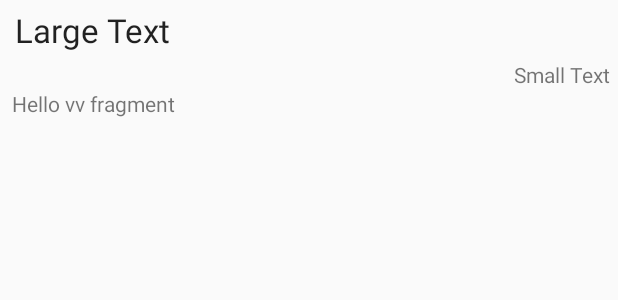
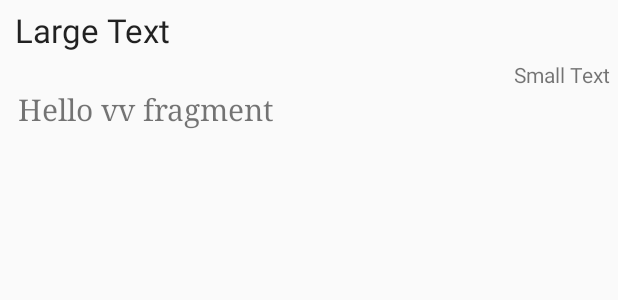
Before and after one commit to hello42/Chuvsu, an Android app: the layout fragment_news_full_view.xml on its own in the app's theme, with its tools: preview values and no code run, on a phone screen of 412 x 824 dp. Shown: the top 300 px of the screen. Run offline under Robolectric (Android 15) with nearby library versions, the light colour scheme and no system bars.

Commit message:
вернул как было

```diff
--- a/app/build.gradle
+++ b/app/build.gradle
@@ -23,5 +23,5 @@ dependencies {
     compile 'com.android.support:appcompat-v7:+'
     compile 'com.google.guava:guava:16.0.+'
     compile fileTree(dir: 'libs', include: ['*.jar'])
-    compile files('build/libs/universal-image-loader-1.9.1-with-sources.jar')
+    compile files('build/libs/universal-image-loader-1.9.1.jar')
 }
--- a/app/src/main/AndroidManifest.xml
+++ b/app/src/main/AndroidManifest.xml
@@ -19,7 +19,7 @@
 
     <application
         android:allowBackup="true"
-        android:icon="@drawable/ic_ic"
+        android:icon="@drawable/ic_launcher"
         android:label="@string/app_name"
         android:theme="@style/AppTheme"
         >
--- a/app/src/main/java/com/ulop/chuvsu/app/MainActivity.java
+++ b/app/src/main/java/com/ulop/chuvsu/app/MainActivity.java
@@ -72,7 +72,6 @@ public class MainActivity extends ActionBarActivity
                 .denyCacheImageMultipleSizesInMemory()
                 .discCacheFileNameGenerator(new Md5FileNameGenerator())
                 .tasksProcessingOrder(QueueProcessingType.LIFO)
-                .writeDebugLogs() // Remove for release app
                 .build();
         // Initialize ImageLoader with configuration.
         ImageLoader.getInstance().init(config);
--- a/app/src/main/java/com/ulop/faculty/FacultyFragment.java
+++ b/app/src/main/java/com/ulop/faculty/FacultyFragment.java
@@ -74,6 +74,7 @@ public class FacultyFragment extends Fragment {
                 Log.i("Faculty", "onItemClick");
                 FacultyListAdapter facultyListAdapter = ((FacultyListAdapter) parent.getAdapter());
                 String url = ((FacultyContent.FacultyItem) facultyListAdapter.getItem(position)).link;
+
                 Intent i = new Intent(Intent.ACTION_VIEW);
                 i.setData(Uri.parse(url));
                 startActivity(i);
--- a/app/src/main/java/com/ulop/newscardlist/dummy/NewsCardFragment.java
+++ b/app/src/main/java/com/ulop/newscardlist/dummy/NewsCardFragment.java
@@ -142,7 +142,7 @@ public class NewsCardFragment extends Fragment
                 .showImageOnFail(R.drawable.abc_ic_go)
                 .resetViewBeforeLoading(true)
                 .cacheOnDisc(true)
-                .cacheInMemory(true)
+                .cacheInMemory(false)
                 .imageScaleType(ImageScaleType.EXACTLY_STRETCHED)
                 .bitmapConfig(Bitmap.Config.RGB_565)
                 .considerExifParams(true)
@@ -237,7 +237,7 @@ public class NewsCardFragment extends Fragment
                 Intent intent = new Intent(getActivity(), NewsFullActivity.class);
                 intent.putExtra("position", position);
                 intent.putExtra("count", ((SimpleCursorAdapter) parent.getAdapter()).getCursor().getCount());
-
+                Log.i("cards", new Integer(position).toString());
 
                 startActivity(intent);
             }
@@ -277,7 +277,7 @@ public class NewsCardFragment extends Fragment
                 PROJECTION,                // Projection
                 null,                           // Selection
                 null,                           // Selection args
-                FeedContract.Entry.COLUMN_NAME_NEWS_ID + " asc");
+                FeedContract.Entry.COLUMN_NAME_NEWS_ID + " desc");
     }
 
     @Override
--- a/app/src/main/res/layout/card_news.xml
+++ b/app/src/main/res/layout/card_news.xml
@@ -1,13 +1,15 @@
 <?xml version="1.0" encoding="utf-8"?>
 
 <LinearLayout xmlns:android="http://schemas.android.com/apk/res/android"
-    android:orientation="vertical" android:layout_width="match_parent"
+    android:orientation="vertical"
+    android:layout_width="match_parent"
     android:layout_height="wrap_content">
 
     <FrameLayout
         android:layout_width="match_parent"
         android:layout_height="wrap_content"
-        android:background="#ffffff">
+        android:background="#ffffff"
+        android:layout_marginTop="-4dp">
 
         <FrameLayout
             android:layout_width="fill_parent"
--- a/app/src/main/res/layout/fragment_news_full_view.xml
+++ b/app/src/main/res/layout/fragment_news_full_view.xml
@@ -45,9 +45,13 @@
         android:text="@string/hello_blank_fragment"
         android:linksClickable="true"
         android:id="@+id/body"
-        android:layout_marginLeft="8dp"
-        android:layout_marginRight="8dp"
-        android:autoText="true"/>
+        android:layout_marginLeft="12dp"
+        android:layout_marginRight="12dp"
+        android:autoText="false"
+        android:textStyle="normal"
+        android:typeface="serif"
+        android:textSize="20dp"
+        android:lineSpacingExtra="6dp"/>
 </LinearLayout>
     </ScrollView>
 </LinearLayout>
```
Also changed, not shown: app/src/main/java/com/ulop/NewsFullView/NewsFullActivity.java (+9 -5 lines), app/src/main/ic_launcher-web.png, app/src/main/res/drawable-hdpi/ic_launcher.png, app/src/main/res/drawable-mdpi/ic_launcher.png, app/src/main/res/drawable-xhdpi/ic_launcher.png, app/src/main/res/drawable-xxhdpi/ic_launcher.png, 2 other files.
